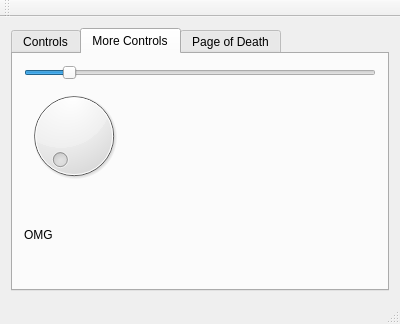
The window that FESS-GUI/mainwindow.ui (FIGS-FESS/FESSGUI) describes before a commit, drawn with Qt 5.
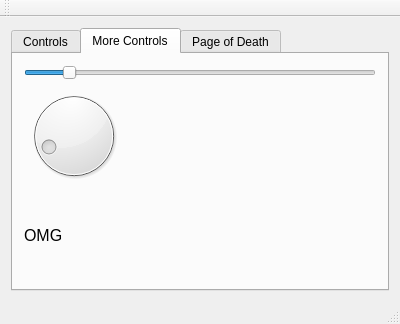
The same window after the commit. The open tabs and pages were chosen to show the change.

The edit to the form file:
```diff
--- a/FESS-GUI/mainwindow.ui
+++ b/FESS-GUI/mainwindow.ui
@@ -96,6 +96,9 @@
                 <height>100</height>
                </size>
               </property>
+              <property name="value">
+               <number>12</number>
+              </property>
               <property name="orientation">
                <enum>Qt::Horizontal</enum>
               </property>
@@ -105,6 +108,11 @@
           </item>
           <item>
            <widget class="QLabel" name="label_2">
+            <property name="font">
+             <font>
+              <pointsize>12</pointsize>
+             </font>
+            </property>
             <property name="text">
              <string>OMG</string>
             </property>
```
Left out of the diff: 2 changed lines with no effect on the pictures.
